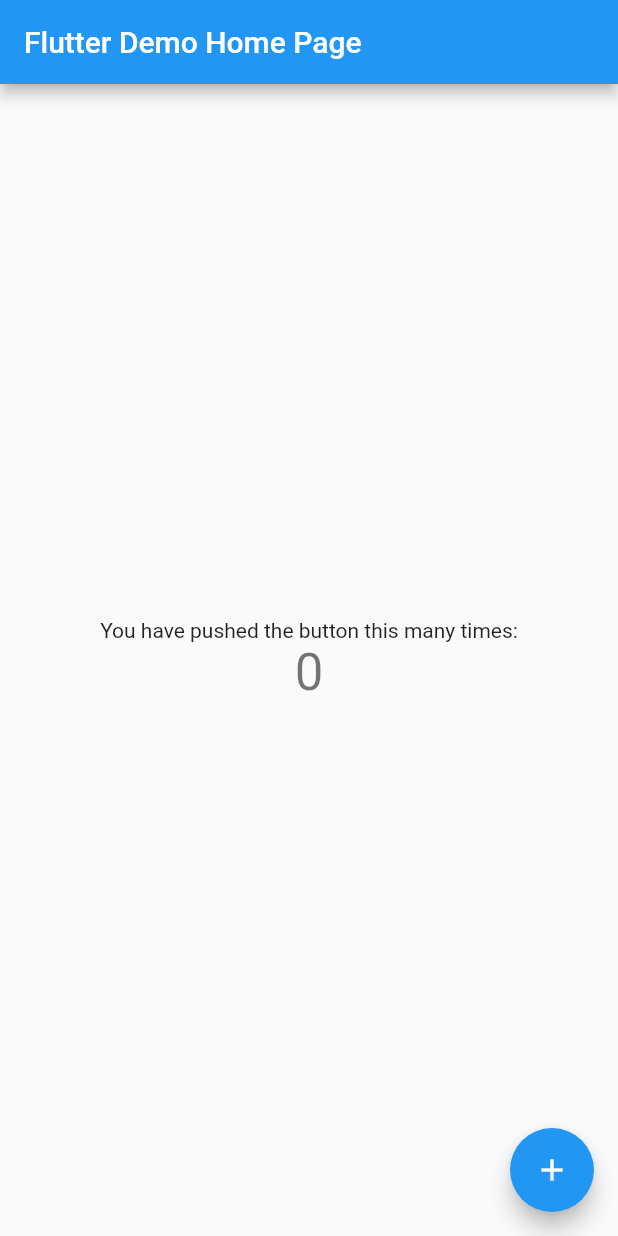
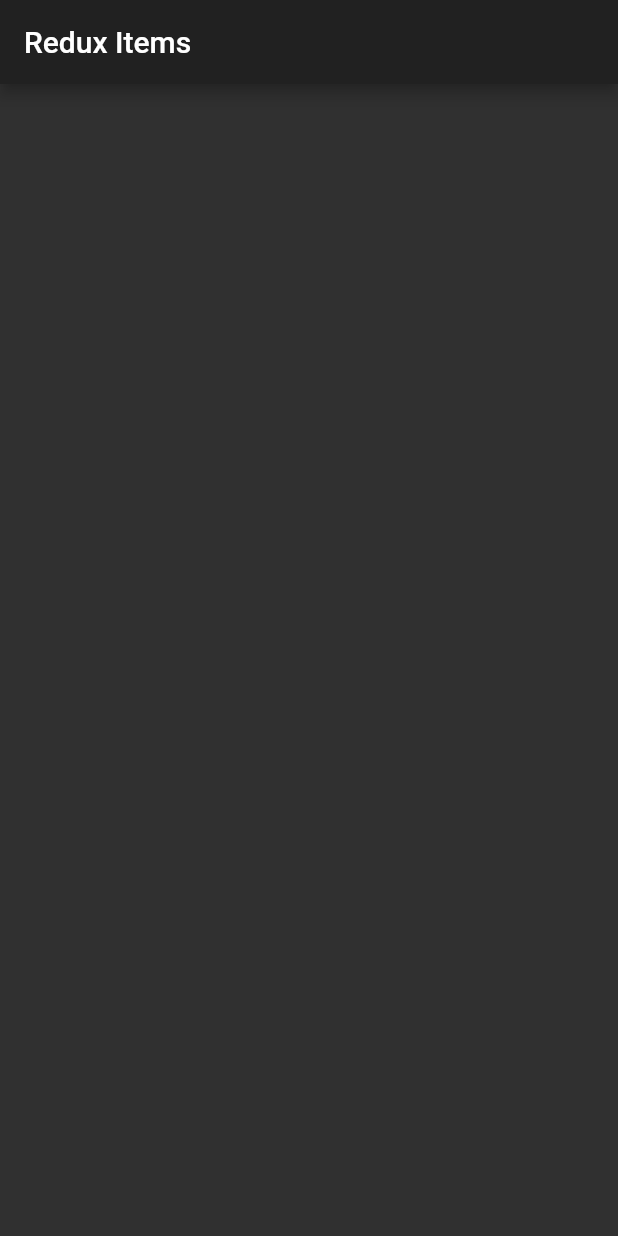
Before and after one commit to ruan65/flutter_redux_todo_example, a Flutter app: the screen it shows after launch, on a phone screen of 412 x 824 dp. Run offline on Flutter 3.47's test engine with Material 2 defaults, Android fonts, the phone set to English and light mode, and no system bars.

Commit message:
start ui

```diff
--- a/lib/main.dart
+++ b/lib/main.dart
@@ -7,10 +7,8 @@ class MyApp extends StatelessWidget {
   Widget build(BuildContext context) {
     return MaterialApp(
       title: 'Flutter Demo',
-      theme: ThemeData(
-        primarySwatch: Colors.blue,
-      ),
-      home: MyHomePage(title: 'Flutter Demo Home Page'),
+      theme: ThemeData.dark(),
+      home: MyHomePage(),
     );
   }
 }
@@ -25,39 +23,13 @@ class MyHomePage extends StatefulWidget {
 }
 
 class _MyHomePageState extends State<MyHomePage> {
-  int _counter = 0;
-
-  void _incrementCounter() {
-    setState(() {
-      _counter++;
-    });
-  }
-
   @override
   Widget build(BuildContext context) {
     return Scaffold(
       appBar: AppBar(
-        title: Text(widget.title),
+        title: Text('Redux Items'),
       ),
-      body: Center(
-        child: Column(
-          mainAxisAlignment: MainAxisAlignment.center,
-          children: <Widget>[
-            Text(
-              'You have pushed the button this many times:',
-            ),
-            Text(
-              '$_counter',
-              style: Theme.of(context).textTheme.display1,
-            ),
-          ],
-        ),
-      ),
-      floatingActionButton: FloatingActionButton(
-        onPressed: _incrementCounter,
-        tooltip: 'Increment',
-        child: Icon(Icons.add),
-      ),
+      body: Container(),
     );
   }
 }
--- /dev/null
+++ b/lib/state/app_state.dart
@@ -0,0 +1,10 @@
+import 'package:meta/meta.dart';
+import 'package:todo_redux_example/model/model.dart';
+
+class AppState {
+  final List<Item> items;
+
+  AppState({@required this.items});
+
+  AppState.initialState() : items = List.unmodifiable(<Item>[]);
+}
```
Also changed, not shown: lib/model/model.dart (added, +16 -0 lines), lib/state/redux/actions.dart (added, +21 -0 lines), lib/state/redux/reducers.dart (added, +29 -0 lines).
